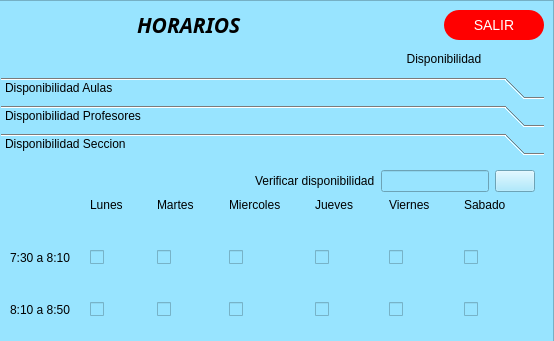
Reinaldito04/IUTA----HORARIOS, file ui/horarios.ui: the form before one commit; both pictures show x 175 to 729 and y 0 to 341 of the 729 by 725 pixel window.
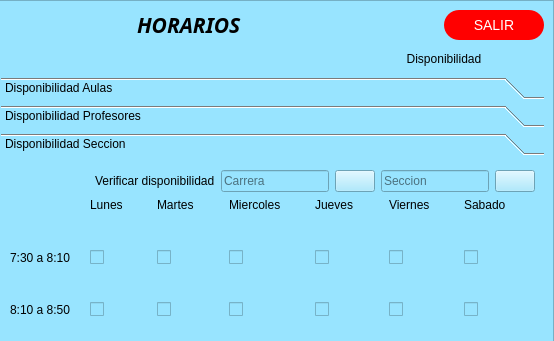
The form after the commit. The open tabs and pages were chosen to show the change. Icons and pictures are not drawn.

Commit message: Cambios en el dialogo de busqueda en horarios disponibilidad

What changed in the file:
```diff
--- a/ui/horarios.ui
+++ b/ui/horarios.ui
@@ -3434,11 +3434,32 @@
                    </property>
                   </widget>
                  </item>
+                 <item>
+                  <widget class="QLineEdit" name="ln_disponibilidad_carrera">
+                   <property name="placeholderText">
+                    <string>Carrera</string>
+                   </property>
+                  </widget>
+                 </item>
+                 <item>
+                  <widget class="QPushButton" name="bt_carrerabuscar">
+                   <property name="text">
+                    <string/>
+                   </property>
+                   <property name="icon">
+                    <iconset>
+                     <normaloff>imagenes/baseline-search.png</normaloff>imagenes/baseline-search.png</iconset>
+                   </property>
+                  </widget>
+                 </item>
                  <item>
                   <widget class="QLineEdit" name="ln_disponibilidad_seccion">
                    <property name="readOnly">
                     <bool>false</bool>
                    </property>
+                   <property name="placeholderText">
+                    <string>Seccion</string>
+                   </property>
                   </widget>
                  </item>
                  <item>
```
Left out of the diff: 18 changed lines with no effect on the pictures. The commit also changes 2 other files.
